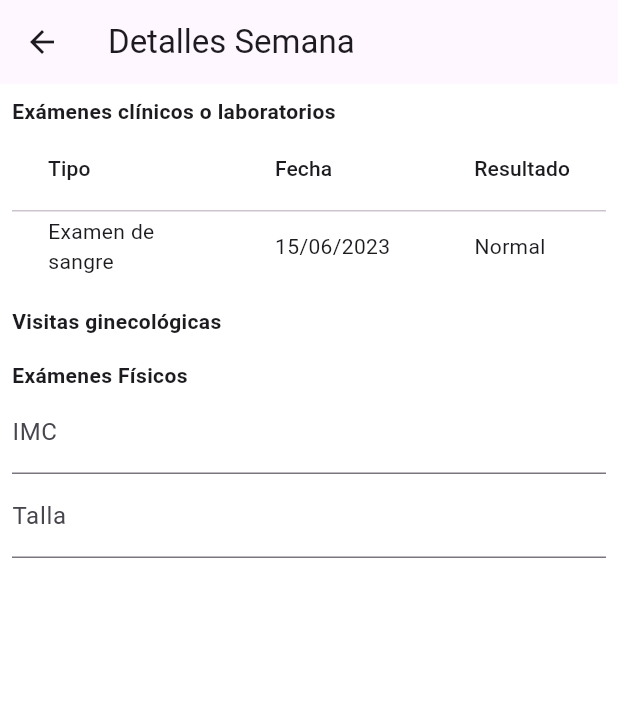
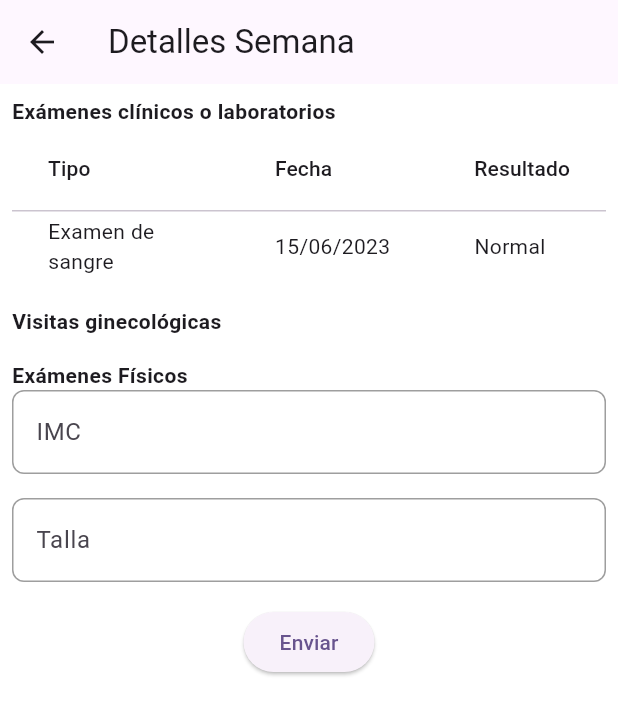
Before and after one commit to frojas298/control_prenatal, a Flutter app: the PrenatalCareDetailsPage screen opened directly with empty values, on a phone screen of 412 x 824 dp. Shown: the top 715 px of the screen. Run offline on Flutter 3.47's test engine with Material 3 defaults, Android fonts, the light colour scheme and no system bars; our stand-ins replace carousel_slider, sqflite; accounts and stored records are empty.

Commit message:
prenatal_care_page modified

```diff
--- a/lib/prenatal_care_page.dart
+++ b/lib/prenatal_care_page.dart
@@ -54,16 +54,25 @@ class PrenatalCareCard extends StatelessWidget {
   }
 }
 
-class PrenatalCareDetailsPage extends StatelessWidget {
+class PrenatalCareDetailsPage extends StatefulWidget {
   final String weekRange;
 
   const PrenatalCareDetailsPage({required this.weekRange, super.key});
 
   @override
+  _PrenatalCareDetailsPageState createState() => _PrenatalCareDetailsPageState();
+}
+
+class _PrenatalCareDetailsPageState extends State<PrenatalCareDetailsPage> {
+  final _formKey = GlobalKey<FormState>();
+  String? _imc;
+  String? _talla;
+
+  @override
   Widget build(BuildContext context) {
     return Scaffold(
       appBar: AppBar(
-        title: Text('Detalles Semana $weekRange'),
+        title: Text('Detalles Semana ${widget.weekRange}'),
         leading: IconButton(
           icon: const Icon(Icons.arrow_back),
           onPressed: () {
@@ -73,8 +82,11 @@ class PrenatalCareDetailsPage extends StatelessWidget {
       ),
       body: Container(
         color: Colors.white, // Asegura el fondo blanco
+        child: Padding(
+          padding: const EdgeInsets.all(8.0),
+          child: Form(
+            key: _formKey,
             child: ListView(
-          padding: const EdgeInsets.all(8.0),
               children: <Widget>[
                 const Text(
                   'Exámenes clínicos o laboratorios',
@@ -103,12 +115,89 @@ class PrenatalCareDetailsPage extends StatelessWidget {
                   style: TextStyle(fontWeight: FontWeight.bold),
                 ),
                 TextFormField(
-              decoration: const InputDecoration(labelText: 'IMC'),
+                  decoration: InputDecoration(
+                    labelText: 'IMC',
+                    border: OutlineInputBorder(
+                      borderRadius: BorderRadius.circular(8.0),
                     ),
+                    enabledBorder: OutlineInputBorder(
+                      borderRadius: BorderRadius.circular(8.0),
+                      borderSide: BorderSide(
+                        color: Colors.grey,
+                      ),
+                    ),
+                  ),
+                  keyboardType: TextInputType.number,
+                  validator: (value) {
+                    if (value == null || value.isEmpty) {
+                      return 'Por favor ingrese un valor';
+                    }
+                    final n = num.tryParse(value);
+                    if (n == null) {
+                      return 'Por favor ingrese un valor numérico';
+                    }
+                    return null;
+                  },
+                  onSaved: (value) => _imc = value,
+                ),
+                const SizedBox(height: 16.0),
                 TextFormField(
-              decoration: const InputDecoration(labelText: 'Talla'),
+                  decoration: InputDecoration(
+                    labelText: 'Talla',
+                    border: OutlineInputBorder(
+                      borderRadius: BorderRadius.circular(8.0),
+                    ),
+                    enabledBorder: OutlineInputBorder(
+                      borderRadius: BorderRadius.circular(8.0),
+                      borderSide: BorderSide(
+                        color: Colors.grey,
+                      ),
+                    ),
+                  ),
+                  keyboardType: TextInputType.number,
+                  validator: (value) {
+                    if (value == null || value.isEmpty) {
+                      return 'Por favor ingrese un valor';
+                    }
+                    final n = num.tryParse(value);
+                    if (n == null) {
+                      return 'Por favor ingrese un valor numérico';
+                    }
+                    return null;
+                  },
+                  onSaved: (value) => _talla = value,
+                ),
+                const SizedBox(height: 16.0),
+                Center(
+                  child: ElevatedButton(
+                    onPressed: () {
+                      if (_formKey.currentState!.validate()) {
+                        _formKey.currentState!.save();
+                        showDialog(
+                          context: context,
+                          builder: (context) {
+                            return AlertDialog(
+                              title: const Text('Éxito'),
+                              content: const Text('Formulario enviado de manera exitosa'),
+                              actions: <Widget>[
+                                TextButton(
+                                  onPressed: () {
+                                    Navigator.of(context).pop();
+                                  },
+                                  child: const Text('OK'),
                                 ),
                               ],
+                            );
+                          },
+                        );
+                      }
+                    },
+                    child: const Text('Enviar'),
+                  ),
+                ),
+              ],
+            ),
+          ),
         ),
       ),
     );
```
Also changed, not shown: assets/image1.jpg, assets/image2.jpg, assets/image3.jpg. Lines whose indentation alone changed are shown as unchanged.
